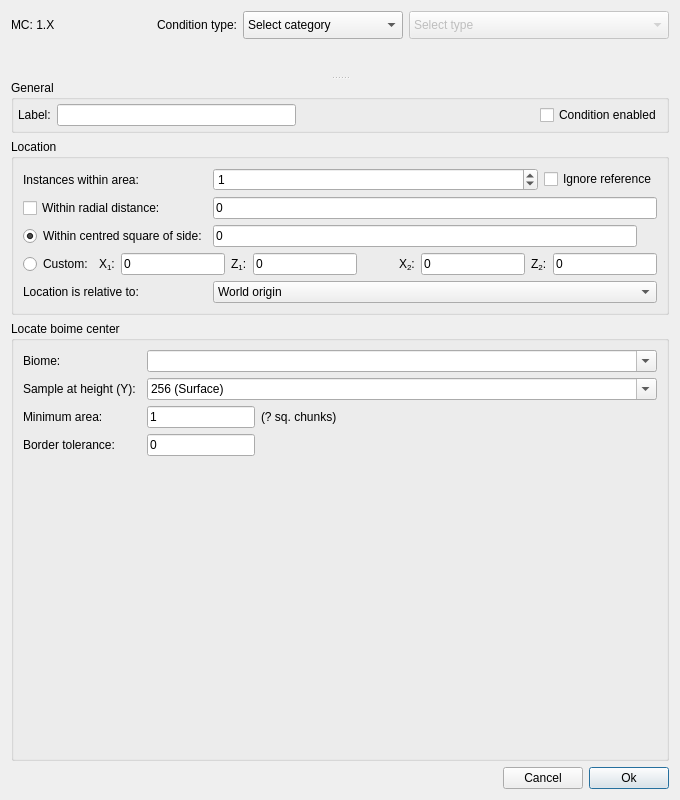
Before: the Qt Designer form src/conditiondialog.ui in Cubitect/cubiomes-viewer, drawn with Qt 5.
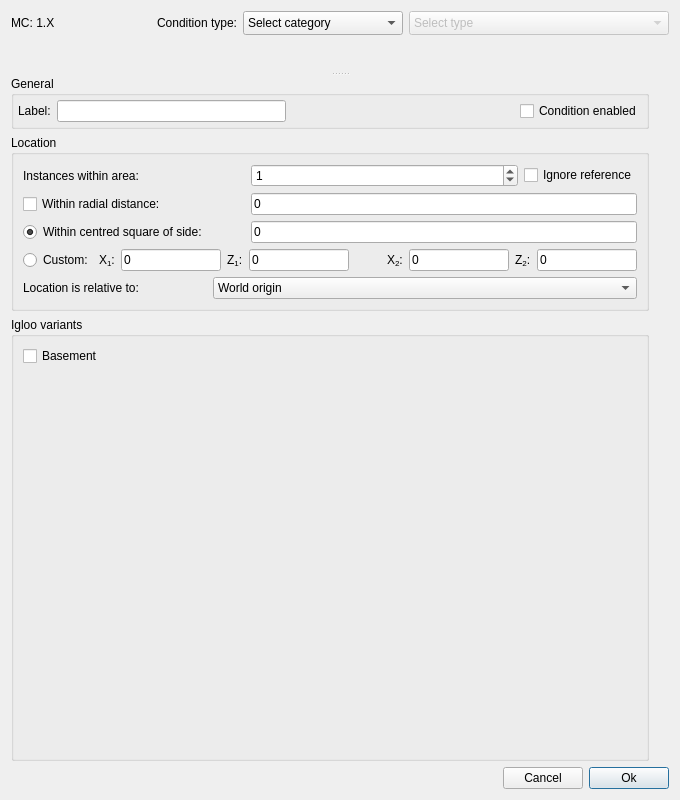
After: the same form once the commit is applied. Icons and pictures are not drawn. Custom widgets are drawn as their Qt base class.

Commit message: Added igloo basement fidner + avoid fixed size icons

```diff
--- a/src/conditiondialog.ui
+++ b/src/conditiondialog.ui
@@ -38,12 +38,6 @@
        <property name="sizeAdjustPolicy">
         <enum>QComboBox::AdjustToMinimumContentsLengthWithIcon</enum>
        </property>
-       <property name="iconSize">
-        <size>
-         <width>20</width>
-         <height>20</height>
-        </size>
-       </property>
        <item>
         <property name="text">
          <string>Select category</string>
@@ -131,12 +125,6 @@
        <property name="sizeAdjustPolicy">
         <enum>QComboBox::AdjustToMinimumContentsLengthWithIcon</enum>
        </property>
-       <property name="iconSize">
-        <size>
-         <width>20</width>
-         <height>20</height>
-        </size>
-       </property>
        <item>
         <property name="text">
          <string>Select type</string>
@@ -252,14 +240,24 @@
           <string>Location</string>
          </property>
          <layout class="QGridLayout" name="gridLayout">
-          <item row="2" column="0" colspan="3">
-           <widget class="QCheckBox" name="checkRadius">
+          <item row="5" column="0">
+           <widget class="QRadioButton" name="radioCustom">
             <property name="text">
-             <string>Within radial distance: </string>
+             <string>Custom:</string>
             </property>
            </widget>
           </item>
-          <item row="4" column="1" colspan="5">
+          <item row="3" column="0" colspan="3">
+           <widget class="QRadioButton" name="radioSquare">
+            <property name="text">
+             <string>Within centred square of side:</string>
+            </property>
+            <property name="checked">
+             <bool>true</bool>
+            </property>
+           </widget>
+          </item>
+          <item row="5" column="1" colspan="5">
            <layout class="QHBoxLayout" name="horizontalLayout">
             <item>
              <widget class="QLabel" name="labelX1">
@@ -356,31 +354,7 @@
             </item>
            </layout>
           </item>
-          <item row="3" column="0" colspan="3">
-           <widget class="QRadioButton" name="radioSquare">
-            <property name="text">
-             <string>Within centred square of side:</string>
-            </property>
-            <property name="checked">
-             <bool>true</bool>
-            </property>
-           </widget>
-          </item>
-          <item row="4" column="0">
-           <widget class="QRadioButton" name="radioCustom">
-            <property name="text">
-             <string>Custom:</string>
-            </property>
-           </widget>
-          </item>
-          <item row="5" column="0" colspan="3">
-           <widget class="QLabel" name="labelRelative">
-            <property name="text">
-             <string>Location is relative to:</string>
-            </property>
-           </widget>
-          </item>
-          <item row="5" column="3" colspan="3">
+          <item row="6" column="3" colspan="3">
            <widget class="QComboBox" name="comboBoxRelative">
             <property name="sizeAdjustPolicy">
              <enum>QComboBox::AdjustToContentsOnFirstShow</enum>
@@ -392,13 +366,6 @@
             </item>
            </widget>
           </item>
-          <item row="2" column="3" colspan="3">
-           <widget class="QLineEdit" name="lineRadius">
-            <property name="text">
-             <string>0</string>
-            </property>
-           </widget>
-          </item>
           <item row="0" column="0" colspan="3">
            <widget class="QLabel" name="labelSpinBox">
             <property name="text">
@@ -406,7 +373,70 @@
             </property>
            </widget>
           </item>
-          <item row="0" column="3">
+          <item row="2" column="0" colspan="3">
+           <widget class="QCheckBox" name="checkRadius">
+            <property name="text">
+             <string>Within radial distance: </string>
+            </property>
+           </widget>
+          </item>
+          <item row="6" column="0" colspan="3">
+           <widget class="QLabel" name="labelRelative">
+            <property name="text">
+             <string>Location is relative to:</string>
+            </property>
+           </widget>
+          </item>
+          <item row="3" column="3">
+           <widget class="QPushButton" name="buttonAreaInfo">
+            <property name="sizePolicy">
+             <sizepolicy hsizetype="Minimum" vsizetype="Fixed">
+              <horstretch>0</horstretch>
+              <verstretch>0</verstretch>
+             </sizepolicy>
+            </property>
+            <property name="styleSheet">
+             <string notr="true">
+QPushButton {
+	background-color: rgba(255, 255, 255, 0);
+	border: none;
+	image: url(:/icons/info.png);
+	image-position: right;
+}
+QPushButton:hover {
+	image: url(:/icons/info_h.png);
+}</string>
+            </property>
+            <property name="text">
+             <string/>
+            </property>
+           </widget>
+          </item>
+          <item row="0" column="5">
+           <widget class="QCheckBox" name="checkSkipRef">
+            <property name="toolTip">
+             <string>Skip instances at exactly the relative reference location</string>
+            </property>
+            <property name="text">
+             <string>Ignore reference</string>
+            </property>
+           </widget>
+          </item>
+          <item row="3" column="4" colspan="2">
+           <widget class="QLineEdit" name="lineSquare">
+            <property name="text">
+             <string>0</string>
+            </property>
+           </widget>
+          </item>
+          <item row="2" column="4" colspan="2">
+           <widget class="QLineEdit" name="lineRadius">
+            <property name="text">
+             <string>0</string>
+            </property>
+           </widget>
+          </item>
+          <item row="0" column="4">
            <widget class="SpinInstances" name="spinBox">
             <property name="sizePolicy">
              <sizepolicy hsizetype="Expanding" vsizetype="Fixed">
@@ -428,52 +458,6 @@
             </property>
            </widget>
           </item>
-          <item row="0" column="4" colspan="2">
-           <widget class="QCheckBox" name="checkSkipRef">
-            <property name="toolTip">
-             <string>Skip instances at exactly the relative reference location</string>
-            </property>
-            <property name="text">
-             <string>Ignore reference</string>
-            </property>
-           </widget>
-          </item>
-          <item row="3" column="5">
-           <widget class="QPushButton" name="buttonAreaInfo">
-            <property name="maximumSize">
-             <size>
-              <width>14</width>
-              <height>14</height>
-             </size>
-            </property>
-            <property name="styleSheet">
-             <string notr="true">border: none;</string>
-            </property>
-            <property name="text">
-             <string/>
-            </property>
-            <property name="icon">
-             <iconset resource="../rc/icons.qrc">
-              <normaloff>:/icons/info.png</normaloff>:/icons/info.png</iconset>
-            </property>
-            <property name="iconSize">
-             <size>
-              <width>14</width>
-              <height>14</height>
-             </size>
-            </property>
-            <property name="autoDefault">
-             <bool>false</bool>
-            </property>
-           </widget>
-          </item>
-          <item row="3" column="3" colspan="2">
-           <widget class="QLineEdit" name="lineSquare">
-            <property name="text">
-             <string>0</string>
-            </property>
-           </widget>
-          </item>
          </layout>
         </widget>
        </item>
@@ -489,7 +473,7 @@
           <number>0</number>
          </property>
          <property name="currentIndex">
-          <number>2</number>
+          <number>13</number>
          </property>
          <widget class="QWidget" name="pageNone">
           <property name="enabled">
@@ -1703,6 +1687,54 @@
            </item>
           </layout>
          </widget>
+         <widget class="QWidget" name="pageIgloo">
+          <layout class="QGridLayout" name="gridLayout_27">
+           <property name="leftMargin">
+            <number>0</number>
+           </property>
+           <property name="topMargin">
+            <number>0</number>
+           </property>
+           <property name="rightMargin">
+            <number>0</number>
+           </property>
+           <property name="bottomMargin">
+            <number>0</number>
+           </property>
+           <item row="0" column="0">
+            <widget class="QGroupBox" name="groupBoxIgloo">
+             <property name="title">
+              <string>Igloo variants</string>
+             </property>
+             <layout class="QGridLayout" name="gridLayoutEndCity2_2">
+              <item row="0" column="0">
+               <widget class="QCheckBox" name="checkBasement">
+                <property name="text">
+                 <string>Basement</string>
+                </property>
+                <property name="tristate">
+                 <bool>true</bool>
+                </property>
+               </widget>
+              </item>
+              <item row="1" column="0">
+               <spacer name="verticalSpacer_7">
+                <property name="orientation">
+                 <enum>Qt::Vertical</enum>
+                </property>
+                <property name="sizeHint" stdset="0">
+                 <size>
+                  <width>20</width>
+                  <height>40</height>
+                 </size>
+                </property>
+               </spacer>
+              </item>
+             </layout>
+            </widget>
+           </item>
+          </layout>
+         </widget>
         </widget>
        </item>
       </layout>
```
Left out of the diff: 42 changed lines with no effect on the pictures. The commit also changes 15 other files.
